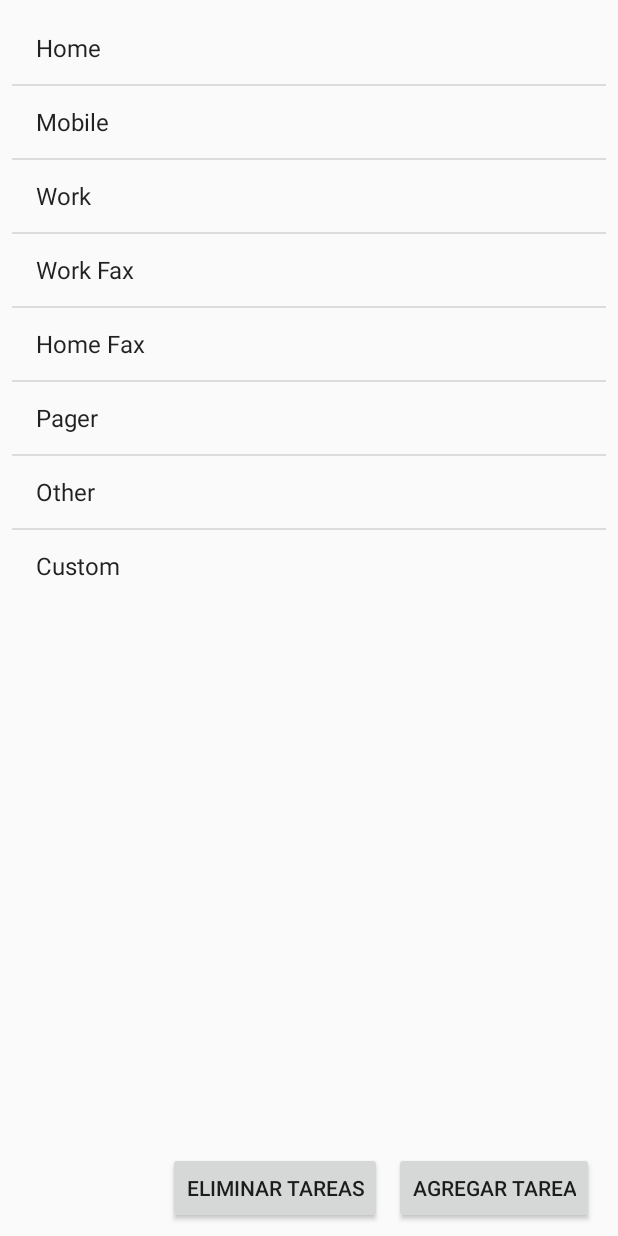
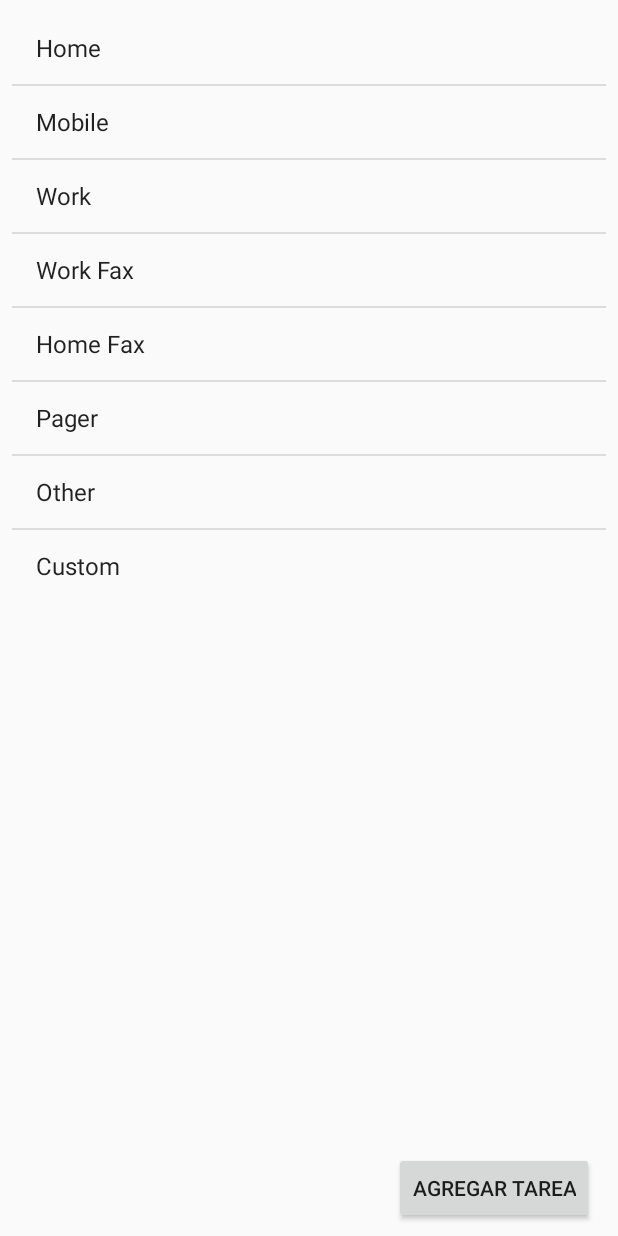
Before and after one commit to GrayJacketStudios/worktracker, an Android app: the layout activity_trabajos_list.xml on its own in the app's theme, with its tools: preview values and no code run, on a phone screen of 412 x 824 dp. Run offline under Robolectric (Android 15) with nearby library versions, the phone set to English and light mode, and no system bars.

Commit message:
se elimina un boton

```diff
--- a/app/src/main/res/layout/activity_trabajos_list.xml
+++ b/app/src/main/res/layout/activity_trabajos_list.xml
@@ -38,14 +38,4 @@
         app:layout_constraintVertical_bias="1.0"
         android:onClick="OnCreateTrabajo"/>
 
-    <Button
-        android:id="@+id/btnEliminarTareas"
-        android:layout_width="wrap_content"
-        android:layout_height="wrap_content"
-        android:layout_marginEnd="8dp"
-        android:layout_marginBottom="8dp"
-        android:text="@string/btn_eliminar_tarea"
-        app:layout_constraintBottom_toBottomOf="parent"
-        app:layout_constraintEnd_toStartOf="@+id/btnNewTrabajo" />
-
 </androidx.constraintlayout.widget.ConstraintLayout>
```
